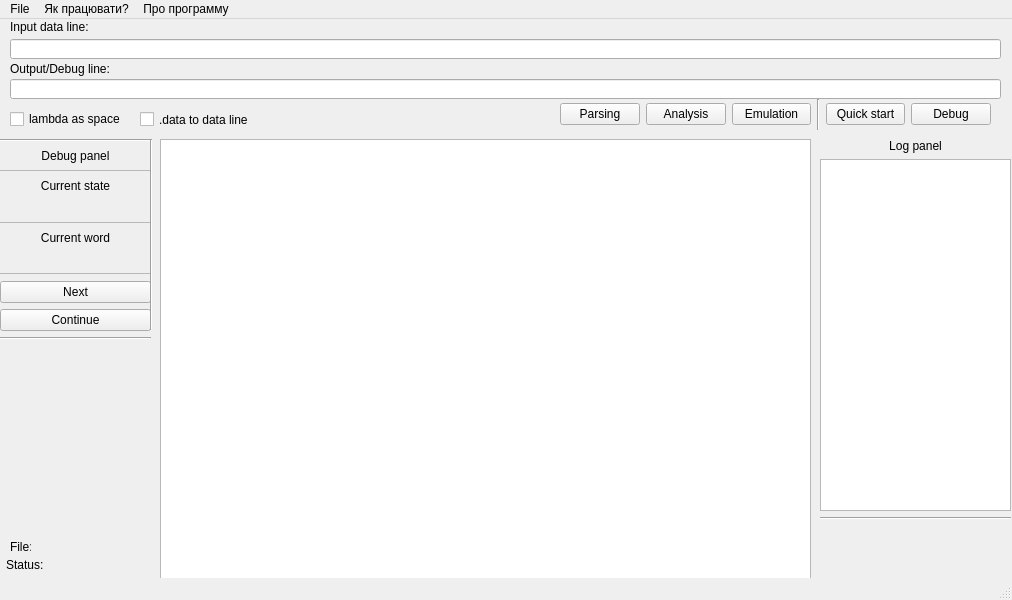
Kaifolog/TME, file src/ui/mainwindow.ui: the form before one commit.
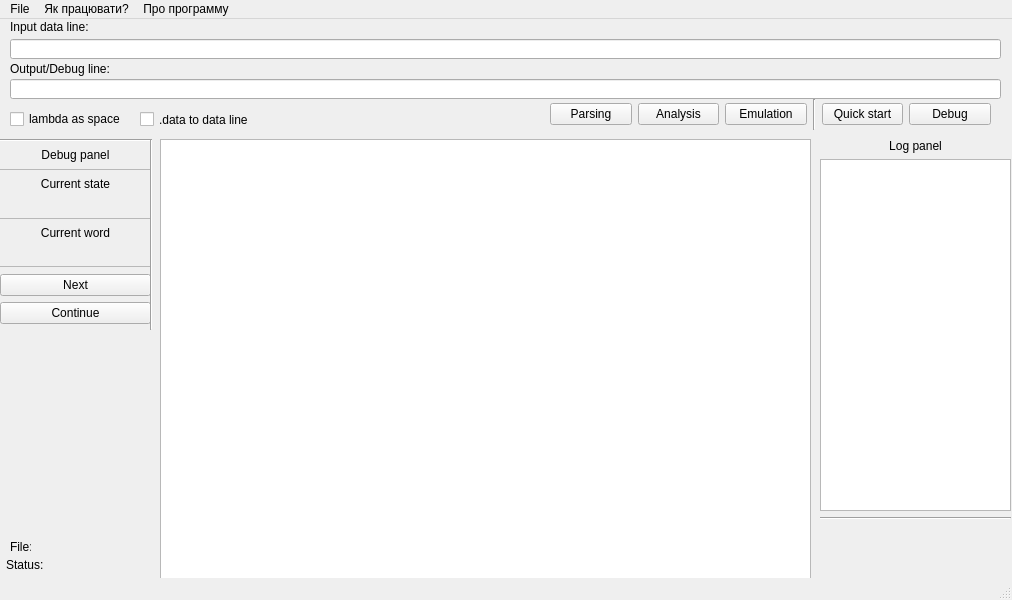
The form after the commit.

```diff
--- a/src/ui/mainwindow.ui
+++ b/src/ui/mainwindow.ui
@@ -22,6 +22,11 @@
     <height>600</height>
    </size>
   </property>
+  <property name="font">
+   <font>
+    <family>Arial</family>
+   </font>
+  </property>
   <property name="windowTitle">
    <string>TME</string>
   </property>
@@ -45,7 +50,7 @@
       <x>0</x>
       <y>120</y>
       <width>151</width>
-      <height>201</height>
+      <height>231</height>
      </rect>
     </property>
     <layout class="QVBoxLayout" name="verticalLayout">
@@ -79,6 +84,7 @@
       <widget class="Line" name="line">
        <property name="font">
         <font>
+         <family>Arial</family>
          <pointsize>1</pointsize>
         </font>
        </property>
@@ -183,20 +189,17 @@
       </widget>
      </item>
      <item>
-      <widget class="Line" name="line_6">
-       <property name="enabled">
-        <bool>true</bool>
+      <spacer name="verticalSpacer">
+       <property name="orientation">
+        <enum>Qt::Vertical</enum>
        </property>
-       <property name="minimumSize">
+       <property name="sizeHint" stdset="0">
         <size>
-         <width>0</width>
-         <height>2</height>
+         <width>20</width>
+         <height>40</height>
         </size>
        </property>
-       <property name="orientation">
-        <enum>Qt::Horizontal</enum>
-       </property>
-      </widget>
+      </spacer>
      </item>
     </layout>
    </widget>
@@ -290,9 +293,9 @@
    <widget class="QWidget" name="horizontalLayoutWidget">
     <property name="geometry">
      <rect>
-      <x>560</x>
+      <x>550</x>
       <y>80</y>
-      <width>431</width>
+      <width>441</width>
       <height>31</height>
      </rect>
     </property>
@@ -368,7 +371,7 @@
      <rect>
       <x>10</x>
       <y>40</y>
-      <width>101</width>
+      <width>171</width>
       <height>20</height>
      </rect>
     </property>
```
